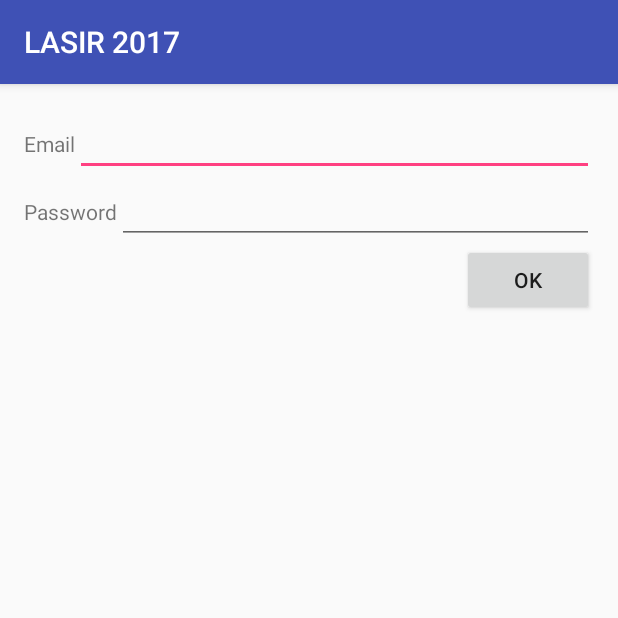
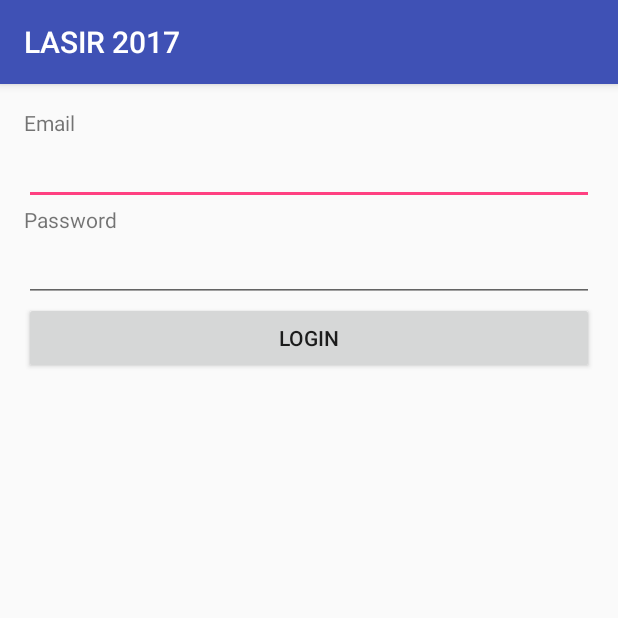
Before and after one commit to momads-b/lasir-ustm, an Android app: the screen it shows after launch (LasirActivity), on a phone screen of 412 x 824 dp, the top half of it. Run offline under Robolectric (Android 15) with nearby library versions, the phone set to English and light mode, and no system bars.

```diff
--- a/app/src/main/res/layout/activity_lasir.xml
+++ b/app/src/main/res/layout/activity_lasir.xml
@@ -14,7 +14,7 @@
     <LinearLayout
         android:layout_width="match_parent"
         android:layout_height="wrap_content"
-        android:orientation="horizontal">
+        android:orientation="vertical">
 
         <TextView
             android:id="@+id/tvEmail"
@@ -25,13 +25,14 @@
         <EditText
             android:id="@+id/etEmail"
             android:layout_width="match_parent"
-            android:layout_height="wrap_content" />
+            android:layout_height="wrap_content"
+            android:inputType="textEmailAddress"/>
     </LinearLayout>
 
     <LinearLayout
         android:layout_width="match_parent"
         android:layout_height="wrap_content"
-        android:orientation="horizontal">
+        android:orientation="vertical">
 
         <TextView
             android:id="@+id/tvPassword"
@@ -42,7 +43,9 @@
         <EditText
             android:id="@+id/etPassword"
             android:layout_width="match_parent"
-            android:layout_height="wrap_content" />
+            android:layout_height="wrap_content"
+            android:ems="10"
+            android:inputType="textPassword"/>
 
     </LinearLayout>
 
@@ -53,8 +56,9 @@
 
         <Button
             android:id="@+id/btOK"
-            android:layout_width="wrap_content"
+            android:layout_width="match_parent"
             android:layout_height="wrap_content"
             android:text="@string/button_ok" />
     </LinearLayout>
+
 </LinearLayout>
--- a/app/src/main/res/values/strings.xml
+++ b/app/src/main/res/values/strings.xml
@@ -2,6 +2,7 @@
     <string name="app_name">LASIR 2017</string>
     <string name="email">Email</string>
     <string name="password">Password</string>
-    <string name="button_ok">OK</string>
+    <string name="button_ok">LOGIN</string>
     <string name="title_activity_segunda">SegundaActivity</string>
+    <string name="dados_incorrectos">Dados Incorrectos</string>
 </resources>
```
Also changed, not shown: app/src/main/java/ustm/lasir2017/LasirActivity.java (+27 -32 lines), app/src/main/java/ustm/lasir2017/SegundaActivity.java (+21 -0 lines).
